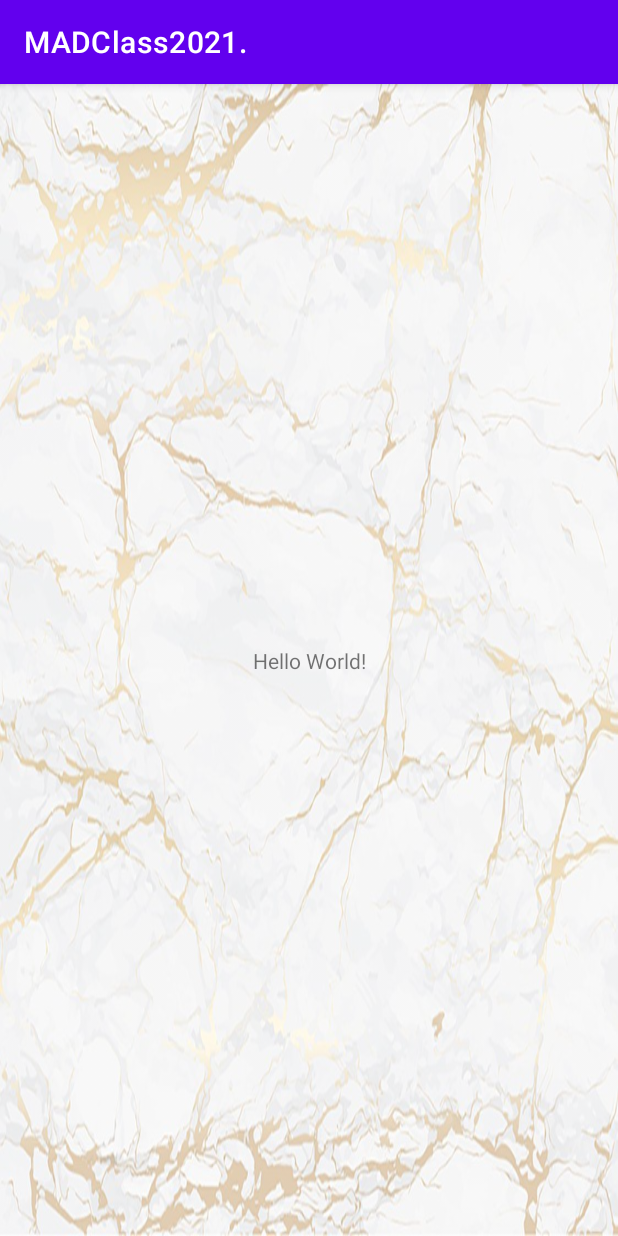
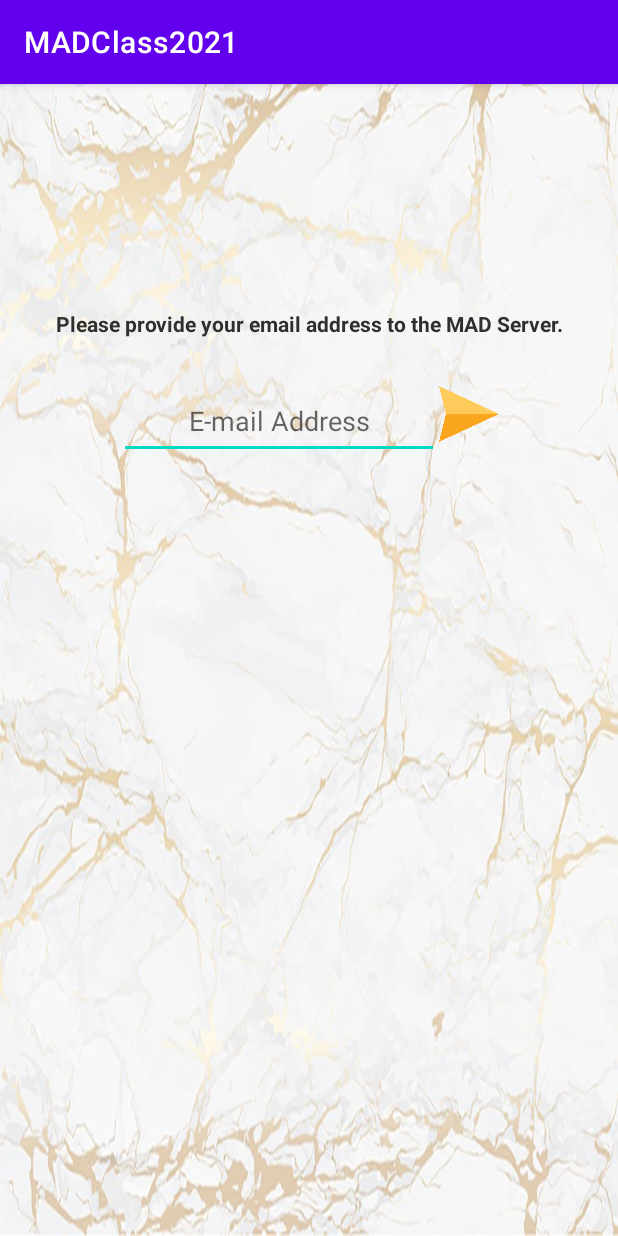
Before and after one commit to expeon07/MADClass2021, an Android app: the screen it shows after launch (MainActivity), on a phone screen of 412 x 824 dp. Run offline under Robolectric (Android 15) with nearby library versions, the phone set to English and light mode, and no system bars.

Commit message:
Write condition statements.

```diff
--- a/app/src/main/java/android/ihu/madclass2021/MainActivity.java
+++ b/app/src/main/java/android/ihu/madclass2021/MainActivity.java
@@ -4,11 +4,17 @@ import androidx.appcompat.app.AppCompatActivity;
 
 import android.os.Bundle;
 import android.util.Log;
+import android.view.View;
+import android.widget.EditText;
+import android.widget.ImageButton;
+import android.widget.TextView;
+import android.widget.Toast;
 
 
 public class MainActivity extends AppCompatActivity {
 
-    static final String TOKEN_VERIFICATION_URL = "http://mad.mywork.gr/authenticate.php?t=XYZ";
+    String token = "";
+    static final String TOKEN_VERIFICATION_URL = "http://mad.mywork.gr/authenticate.php?t=";
     static final String EMAIL_VERIFICATION_URL = "http://mad.mywork.gr/generate_token.php?e=";
 
     AuthenticationTask authenticationTask = new AuthenticationTask();
@@ -23,14 +29,14 @@ public class MainActivity extends AppCompatActivity {
     @Override
     protected void onStart() {
         super.onStart();
-        // contact and download the contents of the Web page located
+        // TODO contact and download the contents of the Web page located
         // at http://mad.mywork.gr/authenticate.php?t=XYZ
         String response = "";
-        authenticationTask.execute(TOKEN_VERIFICATION_URL, response); // .get();
+        authenticationTask.execute(TOKEN_VERIFICATION_URL + token, response); // .get();
 
         Log.i("Response", response);
-        String status = "";
-        String message = "";
+        String status = "0-FAIL"; //"";
+        String message = "hiyaaaa"; //"";
 
         verifyToken(status, message);
 
@@ -39,9 +45,12 @@ public class MainActivity extends AppCompatActivity {
 
     private void verifyToken(String status, String message) {
         if (status.equals("0-OK")) {
-            // print message on screen
+            setContentView(R.layout.menu_activity);
+
+            TextView menu_greeting = findViewById(R.id.menu_greeting);
+            menu_greeting.setText(message);
+
         } else if (status.equals("0-FAIL")) {
-            // call obtainToken method
             obtainToken();
         }
     }
@@ -49,29 +58,37 @@ public class MainActivity extends AppCompatActivity {
     private void obtainToken() {
         setContentView(R.layout.login_activity);
 
-        // listen to submit button
-        // get email
+        ImageButton submit_email = findViewById(R.id.submit_email);
+        submit_email.setOnClickListener(v -> {
+            EditText email =  findViewById(R.id.email_address);
+            String user_email = email.getText().toString();
 
-        // contact another Web page,
-        // located at http://mad.mywork.gr/generate_token.php?e=your_email
-        String user_email = "";
-        String status = "";
+            // TODO contact another Web page,
+            // located at http://mad.mywork.gr/generate_token.php?e=your_email
+            String status = "1-OK"; //"";
+
+            verifyEmail(status, user_email);
+        });
+
     }
 
     private void verifyEmail(String status, String user_email) {
         if (status.equals("1-OK")) {
-            // make everything invisible and
-            // print on the screen what it is sent inside the msg tag
-
-            // Rerun the application.
-            // You should be immediately transferred to MenuActivity
-            setContentView(R.layout.menu_activity);
+            // TODO Rerun the application and set new token
+            //setContentView(R.layout.menu_activity);
 
         } else if (status.equals("1-FAIL")) {
             // print error message(make visible):
-            // "Cannot identify email user_email"
+            String error_msg = getResources().getString(R.string.email_error, user_email);
+
+            TextView login_error = findViewById(R.id.email_error);
+            login_error.setText(error_msg);
+            login_error.setVisibility(View.VISIBLE);
 
             // Toast: Authentication Failed
+            Toast.makeText(getApplicationContext(),
+                    "Authentication Failed",
+                    Toast.LENGTH_SHORT).show();
         }
-     }
+    }
 }
--- a/app/src/main/res/layout/login_activity.xml
+++ b/app/src/main/res/layout/login_activity.xml
@@ -45,7 +45,7 @@
             android:textColor="#2F2F2F" />
 
         <ImageButton
-            android:id="@+id/imageButton2"
+            android:id="@+id/submit_email"
             android:layout_width="40dp"
             android:layout_height="40dp"
             android:background="?selectableItemBackgroundBorderless"
@@ -61,6 +61,7 @@
         android:layout_marginTop="60dp"
         android:text="@string/email_error"
         android:textColor="#F44336"
+        android:visibility="invisible"
         app:layout_constraintEnd_toEndOf="parent"
         app:layout_constraintStart_toStartOf="parent"
         app:layout_constraintTop_toBottomOf="@+id/linearLayout" />
--- a/app/src/main/res/values/strings.xml
+++ b/app/src/main/res/values/strings.xml
@@ -1,10 +1,10 @@
 <resources>
-    <string name="app_name">MADClass2021.</string>
+    <string name="app_name">MADClass2021</string>
 
     <string name="login_inst">Please provide your email address to the MAD Server.</string>
     <string name="email_hint">E-mail Address</string>
     <string name="submit_email">Submit email</string>
-    <string name="email_error">Cannot identify e-mail</string>
+    <string name="email_error">Cannot identify e-mail %1$s </string>
 
     <string name="menu1">Menu Option 1</string>
     <string name="menu2">Menu Option 2</string>
```
